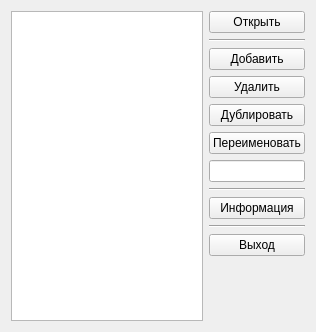
This is klever/plugins/sessions/widgets/sessionslistform.ui in gen1izh/cpp as Qt 5 draws it before an edit. The edited form follows.
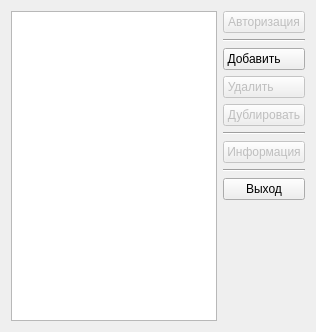
This is the edited form. Icons and pictures are not drawn.

```diff
--- a/klever/plugins/sessions/widgets/sessionslistform.ui
+++ b/klever/plugins/sessions/widgets/sessionslistform.ui
@@ -26,7 +26,7 @@
    <string>Выберите сессию</string>
   </property>
   <layout class="QGridLayout" name="gridLayout">
-   <item row="11" column="1">
+   <item row="9" column="1">
     <spacer name="verticalSpacer">
      <property name="orientation">
       <enum>Qt::Vertical</enum>
@@ -39,59 +39,79 @@
      </property>
     </spacer>
    </item>
-   <item row="0" column="0" rowspan="12">
+   <item row="6" column="1">
+    <widget class="QPushButton" name="informationButton">
+     <property name="enabled">
+      <bool>false</bool>
+     </property>
+     <property name="text">
+      <string>Информация</string>
+     </property>
+    </widget>
+   </item>
+   <item row="0" column="0" rowspan="10">
     <widget class="QListView" name="sessionsView"/>
    </item>
    <item row="4" column="1">
     <widget class="QPushButton" name="dublicateButton">
+     <property name="enabled">
+      <bool>false</bool>
+     </property>
      <property name="text">
       <string>Дублировать</string>
      </property>
-    </widget>
-   </item>
-   <item row="8" column="1">
-    <widget class="QPushButton" name="informationButton">
-     <property name="text">
-      <string>Информация</string>
+     <property name="icon">
+      <iconset resource="../../../core/frameWork/resources/framework_resources.qrc">
+       <normaloff>:/images/SilkCompanion1/icons/application_osx_double.png</normaloff>:/images/SilkCompanion1/icons/application_osx_double.png</iconset>
      </property>
     </widget>
    </item>
    <item row="2" column="1">
     <widget class="QPushButton" name="addButton">
      <property name="text">
-      <string>Добавить</string>
+      <string>Добавить      </string>
      </property>
-    </widget>
-   </item>
-   <item row="5" column="1">
-    <widget class="QPushButton" name="renameButton">
-     <property name="text">
-      <string>Переименовать</string>
+     <property name="icon">
+      <iconset resource="../../../core/frameWork/resources/framework_resources.qrc">
+       <normaloff>:/images/SilkCompanion1/icons/application_osx_add.png</normaloff>:/images/SilkCompanion1/icons/application_osx_add.png</iconset>
+     </property>
+     <property name="checkable">
+      <bool>false</bool>
+     </property>
+     <property name="autoRepeat">
+      <bool>false</bool>
      </property>
     </widget>
    </item>
    <item row="0" column="1">
     <widget class="QPushButton" name="openButton">
+     <property name="enabled">
+      <bool>false</bool>
+     </property>
      <property name="text">
-      <string>Открыть</string>
+      <string>Авторизация</string>
+     </property>
+     <property name="icon">
+      <iconset resource="../../../core/frameWork/resources/framework_resources.qrc">
+       <normaloff>:/images/SilkCompanion1/icons/key_start.png</normaloff>:/images/SilkCompanion1/icons/key_start.png</iconset>
      </property>
     </widget>
    </item>
-   <item row="7" column="1">
+   <item row="5" column="1">
     <widget class="Line" name="line">
      <property name="orientation">
       <enum>Qt::Horizontal</enum>
      </property>
     </widget>
    </item>
-   <item row="9" column="1">
+   <item row="7" column="1">
     <widget class="Line" name="line_3">
      <property name="orientation">
       <enum>Qt::Horizontal</enum>
      </property>
     </widget>
    </item>
-   <item row="10" column="1">
+   <item row="8" column="1">
     <widget class="QPushButton" name="exitButton">
      <property name="text">
       <string>Выход</string>
@@ -107,14 +127,18 @@
    </item>
    <item row="3" column="1">
     <widget class="QPushButton" name="deleteButton">
+     <property name="enabled">
+      <bool>false</bool>
+     </property>
      <property name="text">
-      <string>Удалить</string>
+      <string>Удалить        </string>
+     </property>
+     <property name="icon">
+      <iconset resource="../../../core/frameWork/resources/framework_resources.qrc">
+       <normaloff>:/images/SilkCompanion1/icons/application_osx_delete.png</normaloff>:/images/SilkCompanion1/icons/application_osx_delete.png</iconset>
      </property>
     </widget>
    </item>
-   <item row="6" column="1">
-    <widget class="QLineEdit" name="newNameEdit"/>
-   </item>
   </layout>
  </widget>
  <resources/>
```
Left out of the diff: 8 changed lines with no effect on the pictures.
